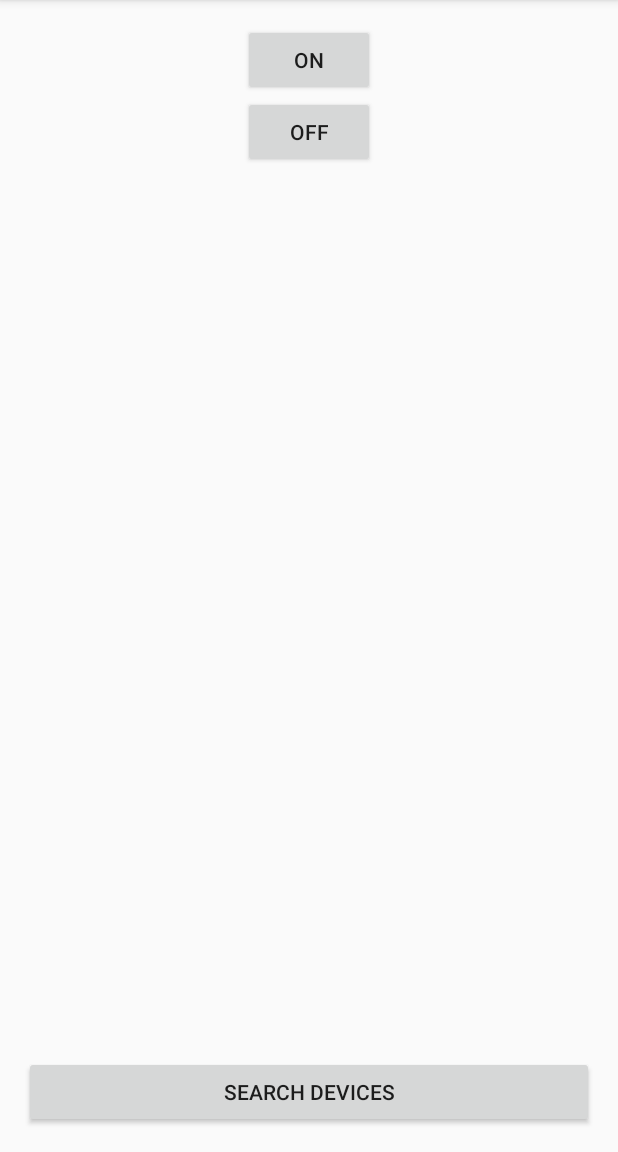
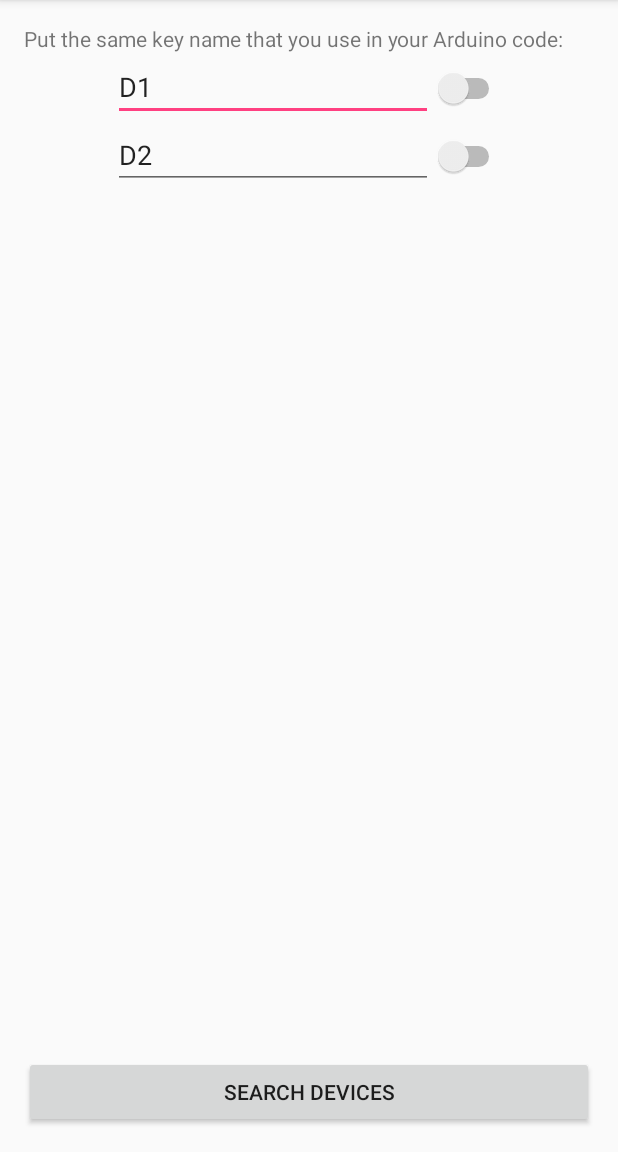
Before and after one commit to CarlosCano93/ArduBlueDroid, an Android app: the MainActivity screen opened directly, with no data from a screen before it, on a phone screen of 412 x 824 dp, the part 84-1236 px from its top. Run offline under Robolectric (Android 15) with nearby library versions, the phone set to English and light mode, and no system bars; our stand-ins replace ButterKnife; 3 statements that could not run were skipped.

Commit message:
New design and now you can change the code to send.

```diff
--- a/app/src/main/java/ccano/android/ardubluedroid/activities/MainActivity.java
+++ b/app/src/main/java/ccano/android/ardubluedroid/activities/MainActivity.java
@@ -7,16 +7,26 @@ import android.content.Intent;
 import android.os.AsyncTask;
 import android.os.Bundle;
 import android.support.v7.app.AppCompatActivity;
+import android.widget.CompoundButton;
+import android.widget.EditText;
+import android.widget.Switch;
 import android.widget.Toast;
 
 import java.io.IOException;
 import java.util.UUID;
 
+import butterknife.Bind;
 import butterknife.ButterKnife;
 import butterknife.OnClick;
 import ccano.android.ardubluedroid.R;
 
 public class MainActivity extends AppCompatActivity {
+
+    @Bind(R.id.etDigital1)
+    EditText etDigitalOne;
+
+    @Bind(R.id.etDigital2)
+    EditText etDigitalTwo;
 
     private String address = null;
     private boolean isBtConnected = false;
@@ -26,8 +36,8 @@ public class MainActivity extends AppCompatActivity {
     // SPP UUID service - this should work for most devices
     private static final UUID DEFAULT_UUID = UUID.fromString("00001101-0000-1000-8000-00805F9B34FB");
     // Arduino receive this and set HIGH led
-    private static final String LED_ON = "L1";
-    private static final String LED_OFF = "L2";
+    private static final String ON = "1";
+    private static final String OFF = "0";
 
     @Override
     protected void onCreate(Bundle savedInstanceState) {
@@ -40,22 +50,38 @@ public class MainActivity extends AppCompatActivity {
         address = i.getStringExtra(BluetoothDevicesActivity.EXTRA_DEVICE_ADDRESS);
 
         new BluetoothConnection().execute();
+
+        // control click on switch 1
+        Switch swD1 = (Switch) findViewById(R.id.swDigital1);
+        swD1.setOnCheckedChangeListener(new CompoundButton.OnCheckedChangeListener() {
+            public void onCheckedChanged(CompoundButton buttonView, boolean isChecked) {
+                if (isChecked) {
+                    write(etDigitalOne.getText() + ON);
+                } else {
+                    write(etDigitalOne.getText() + OFF);
+
+                }
+            }
+        });
+
+        // control click on switch 2
+        Switch swD2 = (Switch) findViewById(R.id.swDigital2);
+        swD2.setOnCheckedChangeListener(new CompoundButton.OnCheckedChangeListener() {
+            public void onCheckedChanged(CompoundButton buttonView, boolean isChecked) {
+                if (isChecked) {
+                    write(etDigitalTwo.getText() + ON);
+                } else {
+                    write(etDigitalTwo.getText() + OFF);
+
+                }
+            }
+        });
     }
 
     // go back to device list activity
     @OnClick(R.id.btSearchDevices)
-    public void handleButtonSearchDevice(){
+    public void handleButtonSearchDevice() {
         finish();
-    }
-
-    @OnClick(R.id.btOn)
-    void handleButtonOn(){
-        write(LED_ON);
-    }
-
-    @OnClick(R.id.btOff)
-    void handleButtonOff(){
-        write(LED_OFF);
     }
 
     /**
--- a/app/src/main/res/layout/activity_main.xml
+++ b/app/src/main/res/layout/activity_main.xml
@@ -19,22 +19,58 @@
         android:id="@+id/btSearchDevices"
         android:text="@string/bluetooth_search" />
 
-    <Button
-        android:text="ON"
-        android:layout_width="wrap_content"
-        android:layout_height="wrap_content"
-        android:id="@+id/btOn"
+    <TableLayout
+        android:layout_width="match_parent"
+        android:layout_height="match_parent"
         android:layout_alignParentTop="true"
-        android:layout_centerHorizontal="true" />
+        android:layout_centerHorizontal="true"
+        android:layout_above="@+id/btSearchDevices">
 
-    <Button
-        android:text="OFF"
-        android:layout_width="wrap_content"
-        android:layout_height="wrap_content"
-        android:id="@+id/btOff"
-        android:elevation="0dp"
-        android:layout_below="@+id/btOn"
-        android:layout_alignLeft="@+id/btOn"
-        android:layout_alignStart="@+id/btOn" />
+        <TextView
+            android:text="@string/tutorial"
+            android:layout_width="wrap_content"
+            android:layout_height="wrap_content"
+            android:id="@+id/textView2" />
+
+        <TableRow
+            android:layout_width="match_parent"
+            android:layout_height="match_parent"
+            android:gravity="center_horizontal">
+
+            <EditText
+                android:layout_width="wrap_content"
+                android:layout_height="wrap_content"
+                android:inputType="textPersonName"
+                android:text="@string/keycode_et_1"
+                android:ems="10"
+                android:id="@+id/etDigital1" />
+
+            <Switch
+                android:layout_width="wrap_content"
+                android:layout_height="wrap_content"
+                android:id="@+id/swDigital1" />
+        </TableRow>
+
+        <TableRow
+            android:layout_width="match_parent"
+            android:layout_height="match_parent"
+            android:gravity="center_horizontal">
+
+            <EditText
+                android:layout_width="wrap_content"
+                android:layout_height="wrap_content"
+                android:inputType="textPersonName"
+                android:text="@string/keycode_et_2"
+                android:ems="10"
+                android:id="@+id/etDigital2" />
+
+            <Switch
+                android:layout_width="wrap_content"
+                android:layout_height="wrap_content"
+                android:id="@+id/swDigital2" />
+        </TableRow>
+
+    </TableLayout>
+
 
 </RelativeLayout>
--- a/app/src/main/res/values/strings.xml
+++ b/app/src/main/res/values/strings.xml
@@ -1,11 +1,18 @@
 <resources>
     <string name="app_name">ArduBlueDroid</string>
+
     <string name="bluetooth_incompatible">Device does not support bluetooth</string>
     <string name="bluetooth_activated">Bluetooth was active</string>
     <string name="bluetooth_search">Search devices</string>
+
     <string name="devices_not_found">Make sure devices are paired</string>
     <string name="connection_failed">Failed to connect</string>
     <string name="connection_succesfull">Connected</string>
+    <string name="connection_connecting">Connecting... Please wait</string>
+
     <string name="error">Error</string>
-    <string name="connection_connecting">Connecting... Please wait</string>
+    <string name="tutorial">Put the same key name that you use in your Arduino code:</string>
+
+    <string name="keycode_et_1">D1</string>
+    <string name="keycode_et_2">D2</string>
 </resources>
```
